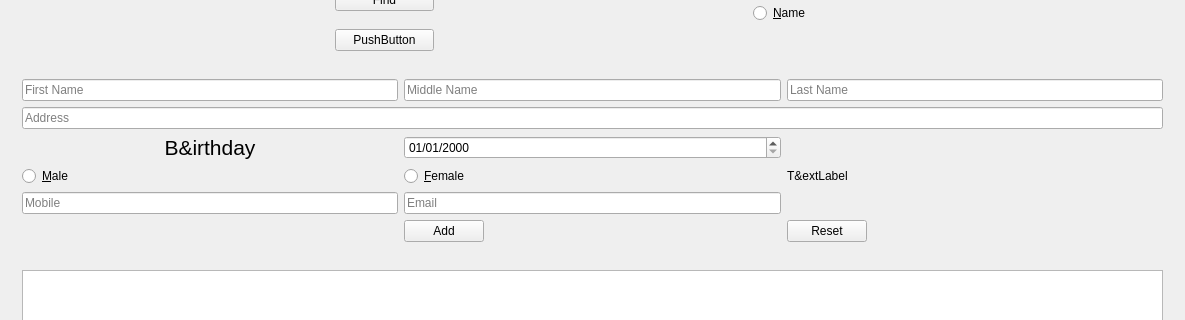
Old version of the form test102/test102/mainwindow.ui in the repository MuhammadMoustafa/Test-MiniPACS; both pictures show x 0 to 1185 and y 310 to 630 of the 1185 by 855 pixel window.
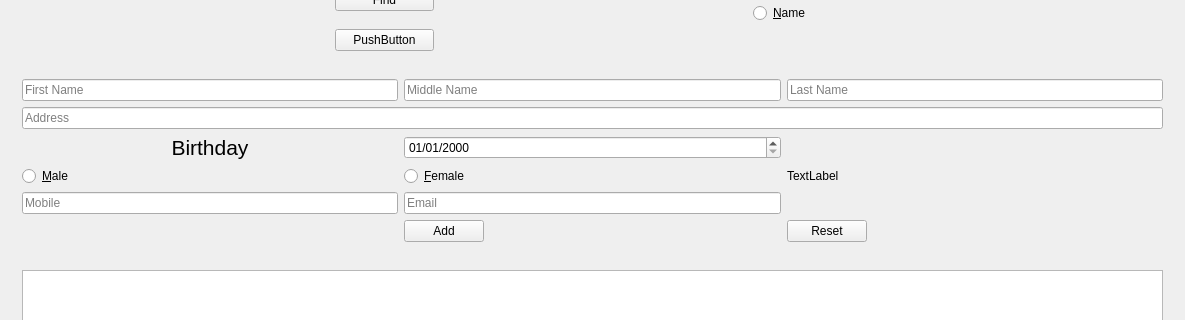
New version of the form.

```diff
--- a/test102/test102/mainwindow.ui
+++ b/test102/test102/mainwindow.ui
@@ -246,7 +246,7 @@
             </font>
            </property>
            <property name="text">
-            <string>B&amp;irthday</string>
+            <string>Birthday</string>
            </property>
            <property name="alignment">
             <set>Qt::AlignCenter</set>
@@ -263,7 +263,7 @@
          <item row="4" column="2">
           <widget class="QLabel" name="label">
            <property name="text">
-            <string>T&amp;extLabel</string>
+            <string>TextLabel</string>
            </property>
           </widget>
          </item>
```
Left out of the diff: 2 changed lines with no effect on the pictures.
